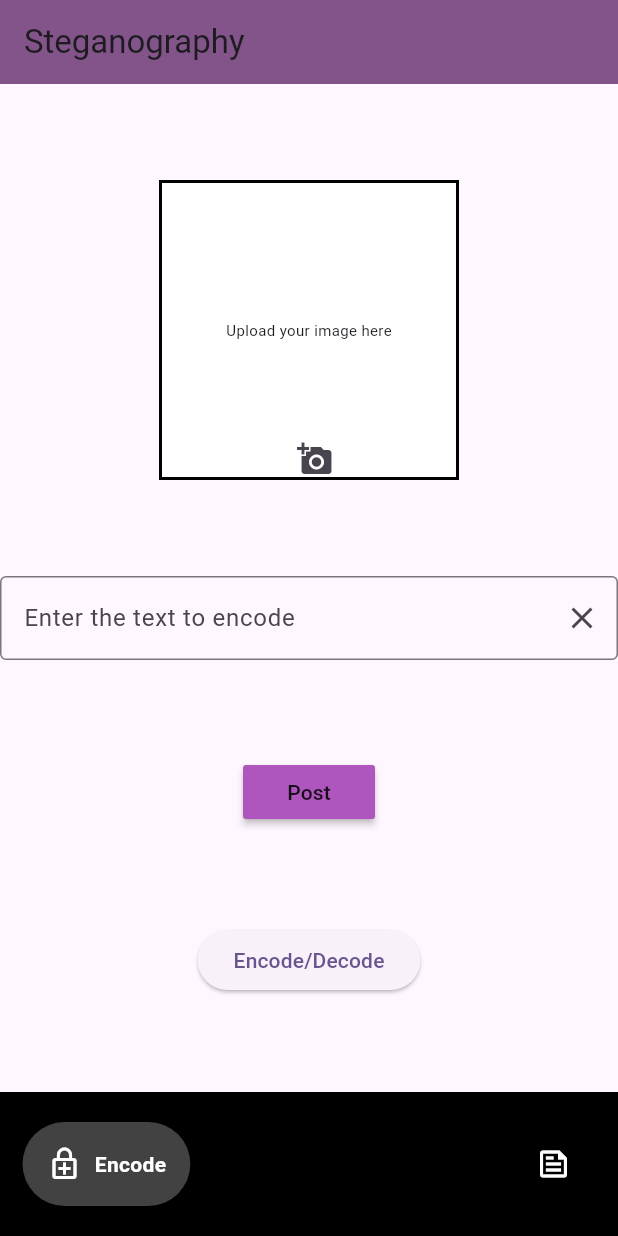
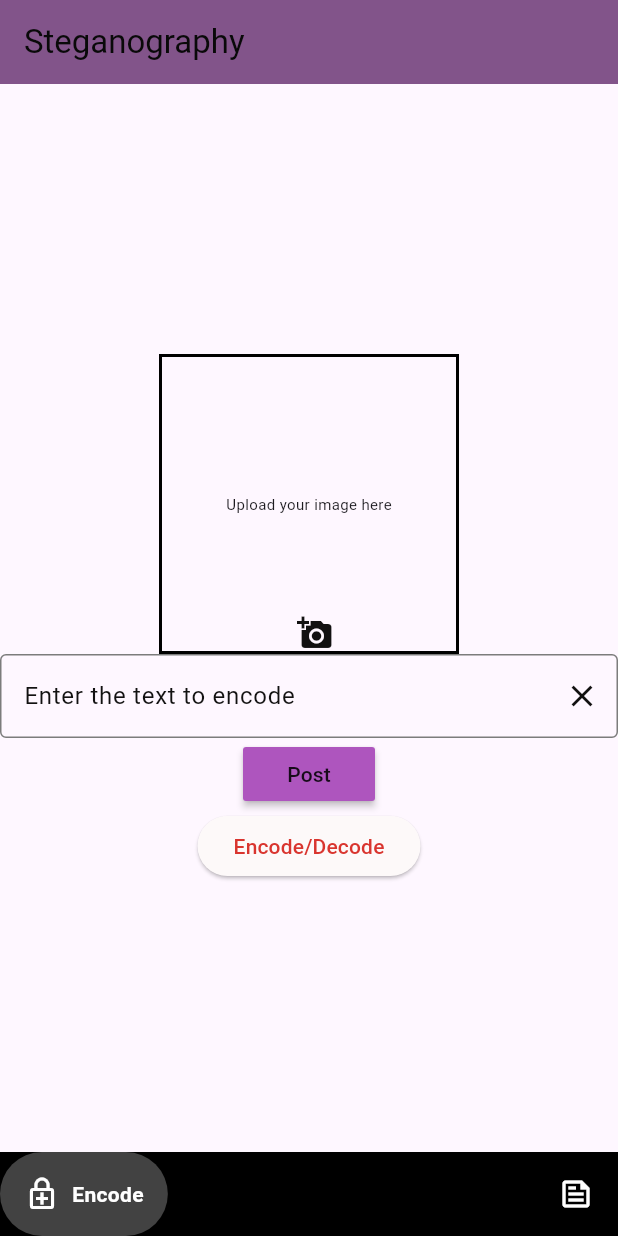
Before and after one commit to Khushi-M-0521/Image_Steganography_Mobile_Application, a Flutter app: the screen it shows after launch, on a phone screen of 412 x 824 dp. Run offline on Flutter 3.47's test engine with Material 3 defaults, Android fonts, the phone set to English and light mode, and no system bars; drawn by our look-alikes of google_nav_bar; our stand-ins replace image_picker; missing offline and left inert: image_picker_platform_interface.

Commit message:
minor change

```diff
--- a/stego_image/lib/appscreen.dart
+++ b/stego_image/lib/appscreen.dart
@@ -15,6 +15,7 @@ class AppScreen extends StatefulWidget {
 class _AppScreenState extends State<AppScreen> {
   final _textController = TextEditingController();
   Uint8List? _image;
+
   void selectImage() async {
     Uint8List img = await pickImage(ImageSource.gallery);
     setState(() {
@@ -30,10 +31,9 @@ class _AppScreenState extends State<AppScreen> {
         title: Text("Steganography"),
       ),
       body: Column(
-        mainAxisAlignment: MainAxisAlignment.spaceEvenly,
+        mainAxisAlignment: MainAxisAlignment.center,
         children: [
           Container(
-            color: Colors.white,
             child: Stack(alignment: Alignment.center, children: [
               // ElevatedButton(onPressed: () {}, child: Text("Upload image")),
               _image != null
@@ -87,11 +87,7 @@ class _AppScreenState extends State<AppScreen> {
           ElevatedButton(onPressed: () {}, child: Text("Encode/Decode"))
         ],
       ),
-      bottomNavigationBar: Container(
-        color: Colors.black,
-        child: Padding(
-          padding: EdgeInsets.symmetric(horizontal: 15.0, vertical: 20.0),
-          child: GNav(
+      bottomNavigationBar:GNav(
               backgroundColor: Colors.black,
               color: Colors.white,
               activeColor: Colors.white,
@@ -108,8 +104,7 @@ class _AppScreenState extends State<AppScreen> {
                   text: "Decode",
                 )
               ]),
-        ),
-      ),
+
     );
   }
 }
--- a/stego_image/lib/main.dart
+++ b/stego_image/lib/main.dart
@@ -1,6 +1,7 @@
 import 'package:flutter/material.dart';
 import 'package:stego_image/appscreen.dart';
 import 'package:stego_image/splashscreen.dart';
+import 'package:stego_image/theme_constants.dart';
 
 void main() {
   runApp(const MyApp());
@@ -13,11 +14,16 @@ class MyApp extends StatelessWidget {
   @override
   Widget build(BuildContext context) {
     return MaterialApp(
-      title: 'Flutter Demo',
-      theme: ThemeData(
-        colorScheme: ColorScheme.fromSeed(seedColor: Colors.deepPurple),
+      title: 'Stego App',
+      theme: ThemeData.light().copyWith(
+        colorScheme: lightColorScheme,
         useMaterial3: true,
       ),
+      darkTheme: ThemeData.dark().copyWith(
+        colorScheme: darkColorScheme,
+        useMaterial3: true,
+      ),
+
       home: const AppScreen(),
     );
   }
--- a/stego_image/lib/theme_constants.dart
+++ b/stego_image/lib/theme_constants.dart
@@ -13,7 +13,7 @@ const mygradBT=LinearGradient(
           end: Alignment.bottomCenter,
         );
 
-const ColorScheme flexSchemeLight = ColorScheme(
+const ColorScheme lightColorScheme = ColorScheme(
   brightness: Brightness.light,
   primary: Color(0xffd9352f),
   onPrimary: Color(0xffffffff),
```
Also changed, not shown: 2 other files.
